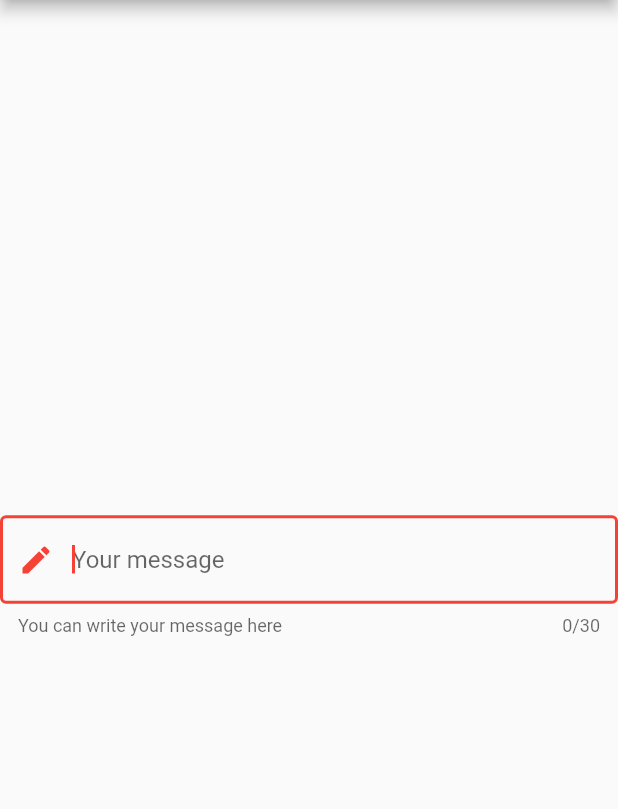
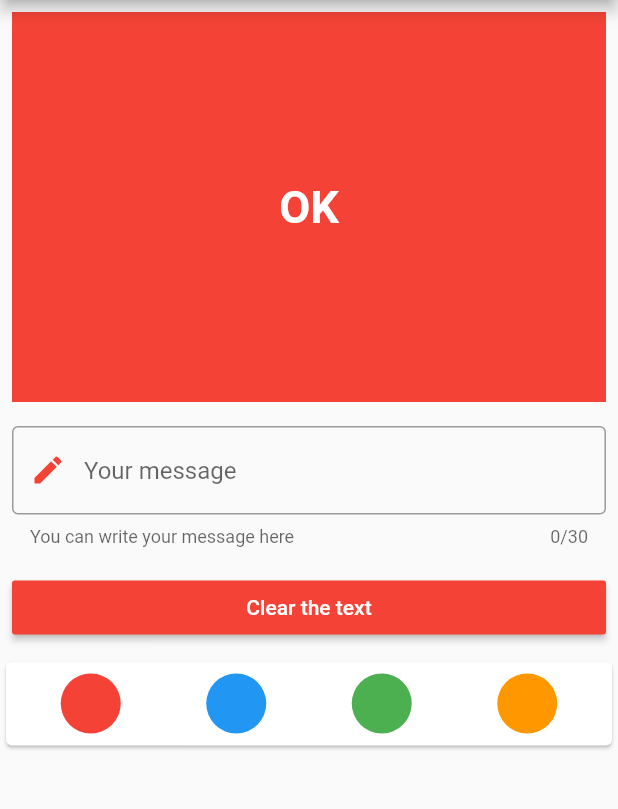
Before and after one commit to poudelmadhav/messagecardapp, a Flutter app: the screen it shows after launch, on a phone screen of 412 x 824 dp, the part 84-893 px from its top. Run offline on Flutter 3.47's test engine with Material 2 defaults, Android fonts, the phone set to English and light mode, and no system bars; Roboto replaces fonts that are missing (cursive).

Commit message:
design of message card app completed

```diff
--- a/lib/main.dart
+++ b/lib/main.dart
@@ -11,23 +11,94 @@ class MyApp extends StatelessWidget {
       theme: ThemeData(
         primarySwatch: Colors.red,
       ),
-      home: Scaffold(
-        appBar: AppBar(
-          title: Text("Message Card App"),
-        ),
-        body: Center(
-          child: TextField(
-            maxLength: 30,
-            autofocus: true,
-            obscureText: true,
-            decoration: InputDecoration(
-              hintText: "Your message",
-              helperText: "You can write your message here",
-              border: OutlineInputBorder(),
-              prefixIcon: Icon(Icons.edit),
+      home: HomePage(),
+    );
+  }
+}
+
+class HomePage extends StatefulWidget {
+  @override
+  _HomePageState createState() => _HomePageState();
+}
+
+class _HomePageState extends State<HomePage> {
+  String message = "OK";
+
+  @override
+  Widget build(BuildContext context) {
+    return Scaffold(
+      appBar: AppBar(
+        title: Text("Message Card App"),
+      ),
+      body: ListView(
+        children: <Widget>[
+          Padding(
+            padding: EdgeInsets.all(8.0),
+            child: Container(
+              height: 260.0,
+              color: Colors.red,
+              child: Center(
+                child: Text(
+                  message,
+                  style: TextStyle(
+                    color: Colors.white,
+                    fontSize: 30.0,
+                    fontFamily: "cursive",
+                    fontWeight: FontWeight.bold,
+                  ),
+                ),
+              ),
             ),
           ),
-        ),
+          Padding(
+            padding: EdgeInsets.all(8.0),
+            child: TextField(
+              maxLength: 30,
+              decoration: InputDecoration(
+                border: OutlineInputBorder(),
+                hintText: "Your message",
+                helperText: "You can write your message here",
+                prefixIcon: Icon(
+                  Icons.edit,
+                  color: Colors.red,
+                ),
+              ),
+            ),
+          ),
+          Padding(
+            padding: EdgeInsets.all(8.0),
+            child: RaisedButton(
+              onPressed: () {},
+              color: Colors.red,
+              child: Text(
+                "Clear the text",
+                style: TextStyle(color: Colors.white),
+              ),
+            ),
+          ),
+          Card(
+            child: Padding(
+              padding: EdgeInsets.all(8.0),
+              child: Row(
+                mainAxisAlignment: MainAxisAlignment.spaceAround,
+                children: <Widget>[
+                  CircleAvatar(
+                    backgroundColor: Colors.red,
+                  ),
+                  CircleAvatar(
+                    backgroundColor: Colors.blue,
+                  ),
+                  CircleAvatar(
+                    backgroundColor: Colors.green,
+                  ),
+                  CircleAvatar(
+                    backgroundColor: Colors.orange,
+                  )
+                ],
+              ),
+            ),
+          )
+        ],
       ),
     );
   }
```
